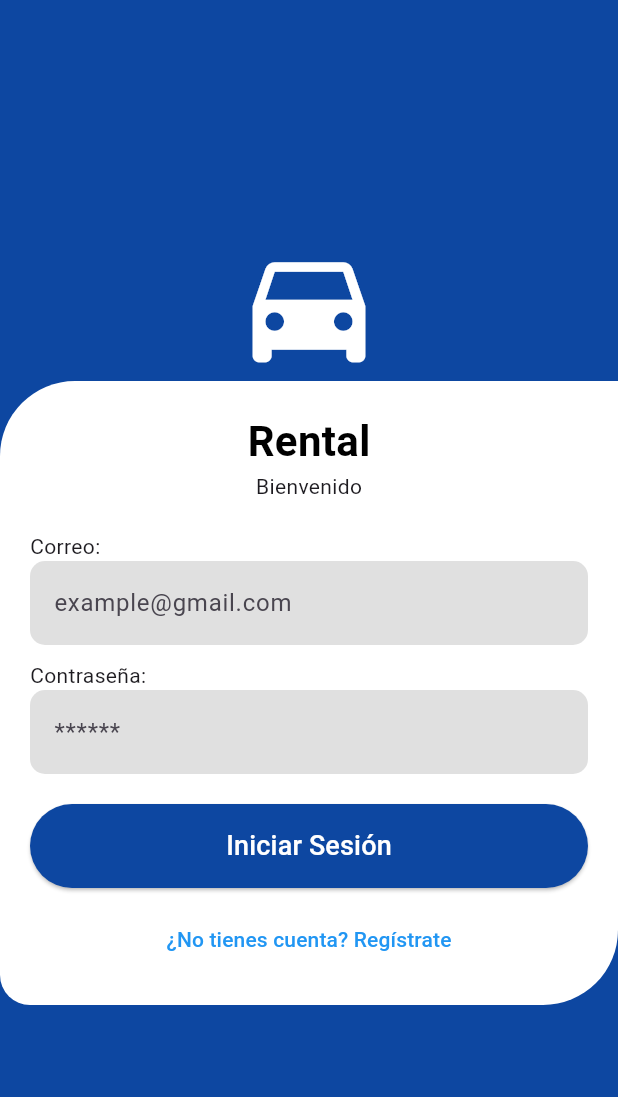
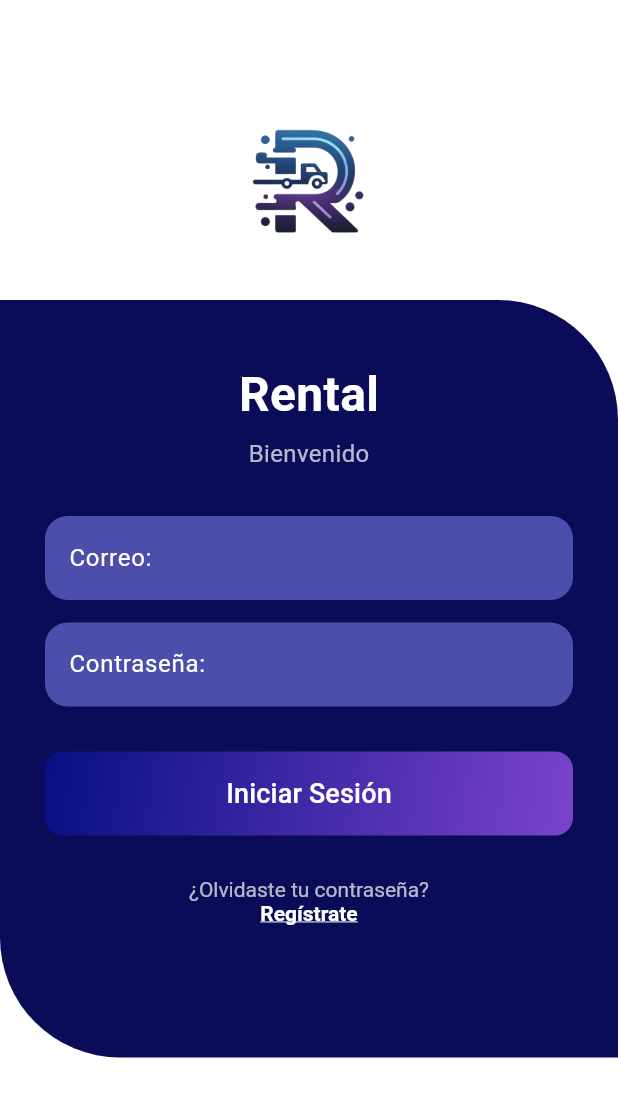
Before and after one commit to AngelS517/Rental, a Flutter app: the screen it shows after launch, on a phone screen of 412 x 824 dp. Shown: the top 1097 px of the screen. Run offline on Flutter 3.47's test engine with Material 3 defaults, Android fonts, the phone set to English and light mode, and no system bars; our stand-ins replace cloud_firestore, firebase_core, flutter_map, geocoding, latlong2, location; accounts and stored records are empty.

Commit message:
diseño login, encuesta y pagina principal

```diff
--- a/lib/pantallas/login.dart
+++ b/lib/pantallas/login.dart
@@ -12,79 +12,111 @@ class LoginPage extends StatelessWidget {
     final TextEditingController passwordController = TextEditingController();
 
     return Scaffold(
-      backgroundColor: Colors.blue.shade900,
-      body: Center(
-        child: SingleChildScrollView(
+      backgroundColor: Colors.white,
+      body: SingleChildScrollView(
         child: Column(
           children: [
-              const Icon(Icons.directions_car, size: 100, color: Colors.white),
+            const SizedBox(height: 60),
+            Center(
+              child: Image.asset('imagenes/logorental.png', height: 120),
+            ),
+            const SizedBox(height: 20),
             Container(
-                padding: const EdgeInsets.all(20),
               decoration: const BoxDecoration(
-                  color: Colors.white,
+                color: Color(0xFF0A0C58), // Azul oscuro
                 borderRadius: BorderRadius.only(
-                    topLeft: Radius.circular(50),
-                    bottomLeft: Radius.circular(20),
-                    bottomRight: Radius.circular(50),
+                  topRight: Radius.circular(80),   // curva grande arriba a la derecha
+                  bottomLeft: Radius.circular(80), // curva grande abajo a la izquierda
                 ),
               ),
-                width: double.infinity,
+              padding: const EdgeInsets.only(
+                left: 30,
+                right: 30,
+                top: 40,
+                bottom: 80, // Aumentado para hacer el cuadro más largo en la parte inferior
+              ),
               child: Column(
-                  crossAxisAlignment: CrossAxisAlignment.start,
                 children: [
-                    const Center(
-                      child: Text(
+                  const Text(
                     'Rental',
                     style: TextStyle(
-                          fontSize: 28,
+                      fontSize: 32,
                       fontWeight: FontWeight.bold,
-                          color: Colors.black,
+                      color: Colors.white,
                     ),
                   ),
+                  const SizedBox(height: 5),
+                  const Text(
+                    'Bienvenido',
+                    style: TextStyle(
+                      fontSize: 16,
+                      color: Colors.white70,
                     ),
-                    const Center(child: Text('Bienvenido')),
-                    const SizedBox(height: 20),
-                    const Text('Correo:'),
+                  ),
+                  const SizedBox(height: 30),
                   TextField(
                     controller: emailController,
+                    style: const TextStyle(color: Colors.white),
                     decoration: InputDecoration(
-                        hintText: 'example@gmail.com',
+                      labelText: 'Correo:',
+                      labelStyle: const TextStyle(color: Colors.white),
+                      hintText: 'Juanchito@gmail.com',
+                      hintStyle: const TextStyle(color: Colors.white70),
                       filled: true,
-                        fillColor: Colors.grey[300],
+                      fillColor: const Color(0xFF4B4EAB),
                       border: OutlineInputBorder(
-                          borderRadius: BorderRadius.circular(10),
+                        borderRadius: BorderRadius.circular(15),
                         borderSide: BorderSide.none,
                       ),
                     ),
                   ),
-                    const SizedBox(height: 10),
-                    const Text('Contraseña:'),
+                  const SizedBox(height: 15),
                   TextField(
                     controller: passwordController,
                     obscureText: true,
+                    style: const TextStyle(color: Colors.white),
                     decoration: InputDecoration(
+                      labelText: 'Contraseña:',
+                      labelStyle: const TextStyle(color: Colors.white),
                       hintText: '******',
+                      hintStyle: const TextStyle(color: Colors.white70),
                       filled: true,
-                        fillColor: Colors.grey[300],
+                      fillColor: const Color(0xFF4B4EAB),
                       border: OutlineInputBorder(
-                          borderRadius: BorderRadius.circular(10),
+                        borderRadius: BorderRadius.circular(15),
                         borderSide: BorderSide.none,
                       ),
                     ),
                   ),
-                    const SizedBox(height: 20),
+                  const SizedBox(height: 30),
+                  // Botón con degradado personalizado
                   SizedBox(
                     width: double.infinity,
+                    child: DecoratedBox(
+                      decoration: BoxDecoration(
+                        gradient: const LinearGradient(
+                          begin: Alignment.topLeft,
+                          end: Alignment.bottomRight,
+                          colors: [
+                            Color(0xFF071082), // Azul profundo
+                            Color(0xFF7B43CD), // Morado
+                          ],
+                        ),
+                        borderRadius: BorderRadius.circular(12),
+                      ),
                       child: ElevatedButton(
                         style: ElevatedButton.styleFrom(
-                          backgroundColor: Colors.blue.shade900,
+                          backgroundColor: Colors.transparent,
+                          shadowColor: Colors.transparent,
                           padding: const EdgeInsets.symmetric(vertical: 15),
+                          shape: RoundedRectangleBorder(
+                            borderRadius: BorderRadius.circular(12),
+                          ),
                         ),
                         onPressed: () async {
                           String email = emailController.text.trim().toLowerCase();
                           String password = passwordController.text.trim();
 
-                          //aqui se hace la consulta del usuario, si esta registrado y lo deja ingresar
                           if (email.isNotEmpty && password.isNotEmpty) {
                             try {
                               final query = await FirebaseFirestore.instance
@@ -111,7 +143,6 @@ class LoginPage extends StatelessWidget {
                                   );
                                 }
                               } else {
-                                print("DEBUG: Correo no encontrado -> '$email'");
                                 ScaffoldMessenger.of(context).showSnackBar(
                                   const SnackBar(
                                     content: Text('Correo no registrado'),
@@ -139,10 +170,9 @@ class LoginPage extends StatelessWidget {
                         ),
                       ),
                     ),
-                    const SizedBox(height: 10),
-                    Center(
-                      child: TextButton(
-                        //Envia a la pagina de registro
+                  ),
+                  const SizedBox(height: 20),
+                  TextButton(
                     onPressed: () {
                       Navigator.push(
                         context,
@@ -151,9 +181,23 @@ class LoginPage extends StatelessWidget {
                         ),
                       );
                     },
-                        child: const Text(
-                          '¿No tienes cuenta? Regístrate',
-                          style: TextStyle(color: Colors.blue),
+                    child: RichText(
+                      textAlign: TextAlign.center,
+                      text: const TextSpan(
+                        children: [
+                          TextSpan(
+                            text: '¿Olvidaste tu contraseña?\n',
+                            style: TextStyle(color: Colors.white70),
+                          ),
+                          TextSpan(
+                            text: 'Regístrate',
+                            style: TextStyle(
+                              color: Colors.white,
+                              fontWeight: FontWeight.bold,
+                              decoration: TextDecoration.underline,
+                            ),
+                          ),
+                        ],
                       ),
                     ),
                   ),
@@ -163,7 +207,6 @@ class LoginPage extends StatelessWidget {
           ],
         ),
       ),
-      ),
     );
   }
 }
```
Also changed, not shown: lib/pantallas/encuesta.dart (+106 -19 lines), lib/pantallas/pagina_principal.dart (+55 -41 lines), pubspec.yaml (+11 -5 lines), imagenes/auto.png (added), imagenes/electricos.png (added), imagenes/logorental.png (added), imagenes/minivan.png (added), imagenes/moto.png (added), imagenes/necesito_vehiculo.png (added), imagenes/ofrecer_vehiculo.png (added). Lines whose indentation alone changed are shown as unchanged.
